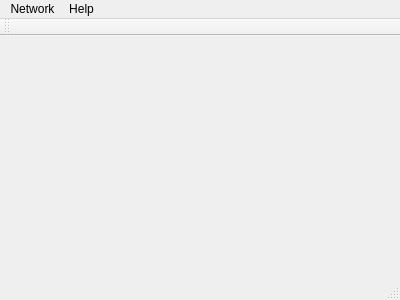
The window that lanchat/main_window.ui (master-gekus/lanchat) describes before a commit, drawn with Qt 5.
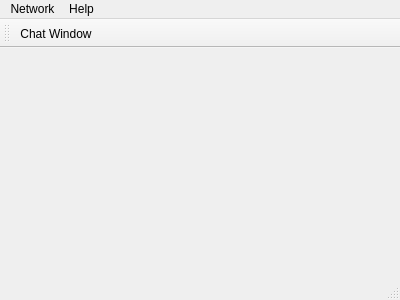
The same window after the commit.

Commit message: [NOT FOR MASTER] Added call for create Chat Window

Diff of the .ui file:
```diff
--- a/lanchat/main_window.ui
+++ b/lanchat/main_window.ui
@@ -45,6 +45,7 @@
    <attribute name="toolBarBreak">
     <bool>false</bool>
    </attribute>
+   <addaction name="actionChatWindow"/>
   </widget>
   <widget class="QStatusBar" name="statusBar"/>
   <action name="actionAbout">
@@ -66,6 +67,11 @@
     <string>Alt+X</string>
    </property>
   </action>
+  <action name="actionChatWindow">
+   <property name="text">
+    <string>Chat Window</string>
+   </property>
+  </action>
  </widget>
  <layoutdefault spacing="6" margin="11"/>
  <resources/>
```
The commit also changes 2 other files.
